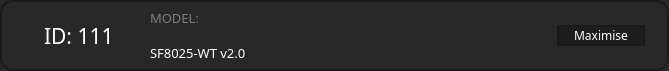
Old version of the form multibench/model/device/devicefoldedwidget.ui in the repository IlyaZh/Maiman-MCBS.
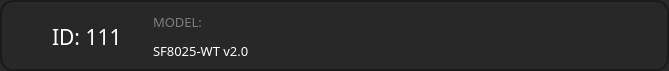
New version of the form.

```diff
--- a/multibench/model/device/devicefoldedwidget.ui
+++ b/multibench/model/device/devicefoldedwidget.ui
@@ -10,6 +10,12 @@
     <height>71</height>
    </rect>
   </property>
+  <property name="sizePolicy">
+   <sizepolicy hsizetype="Minimum" vsizetype="Fixed">
+    <horstretch>0</horstretch>
+    <verstretch>0</verstretch>
+   </sizepolicy>
+  </property>
   <property name="minimumSize">
    <size>
     <width>0</width>
@@ -51,51 +57,6 @@
    <property name="verticalSpacing">
     <number>0</number>
    </property>
-   <item row="0" column="6" rowspan="3">
-    <layout class="QHBoxLayout" name="horizontalLayout">
-     <property name="spacing">
-      <number>0</number>
-     </property>
-     <property name="leftMargin">
-      <number>10</number>
-     </property>
-     <item>
-      <widget class="QPushButton" name="showButton">
-       <property name="sizePolicy">
-        <sizepolicy hsizetype="Preferred" vsizetype="Preferred">
-         <horstretch>0</horstretch>
-         <verstretch>0</verstretch>
-        </sizepolicy>
-       </property>
-       <property name="minimumSize">
-        <size>
-         <width>88</width>
-         <height>21</height>
-        </size>
-       </property>
-       <property name="maximumSize">
-        <size>
-         <width>88</width>
-         <height>21</height>
-        </size>
-       </property>
-       <property name="font">
-        <font>
-         <family>Poppins</family>
-        </font>
-       </property>
-       <property name="styleSheet">
-        <string notr="true"> border: 2px solid #1A1A1A;
-background-color: #1D1D1D;
-color: #FFFFFF;</string>
-       </property>
-       <property name="text">
-        <string>Maximise</string>
-       </property>
-      </widget>
-     </item>
-    </layout>
-   </item>
    <item row="0" column="1" rowspan="3">
     <widget class="QLabel" name="nameLabel">
      <property name="minimumSize">
@@ -118,7 +79,9 @@
      </property>
      <property name="styleSheet">
       <string notr="true">color: rgb(255, 255, 255);
-background: transparent;</string>
+background: transparent;
+margin-left: 3px;
+padding-top: 2px;</string>
      </property>
      <property name="text">
       <string>ID: 111</string>
@@ -181,13 +144,14 @@
       </font>
      </property>
      <property name="styleSheet">
-      <string notr="true">color: rgb(255, 255, 255);</string>
+      <string notr="true">color: rgb(255, 255, 255);
+padding-bottom:5px;</string>
      </property>
      <property name="text">
       <string>SF8025-WT v2.0</string>
      </property>
      <property name="alignment">
-      <set>Qt::AlignBottom|Qt::AlignLeading|Qt::AlignLeft</set>
+      <set>Qt::AlignLeading|Qt::AlignLeft|Qt::AlignVCenter</set>
      </property>
     </widget>
    </item>
@@ -207,7 +171,7 @@
      </property>
     </spacer>
    </item>
-   <item row="0" column="2" rowspan="2">
+   <item row="0" column="2">
     <widget class="QLabel" name="Label">
      <property name="minimumSize">
       <size>
@@ -229,13 +193,14 @@
      </property>
      <property name="styleSheet">
       <string notr="true">color: #7D7D7D;
-background: transparent;</string>
+background: transparent;
+padding-top: 5px;</string>
      </property>
      <property name="text">
       <string>MODEL:</string>
      </property>
      <property name="alignment">
-      <set>Qt::AlignLeading|Qt::AlignLeft|Qt::AlignTop</set>
+      <set>Qt::AlignLeading|Qt::AlignLeft|Qt::AlignVCenter</set>
      </property>
     </widget>
    </item>
```
Left out of the diff: 10 changed lines with no effect on the pictures.
